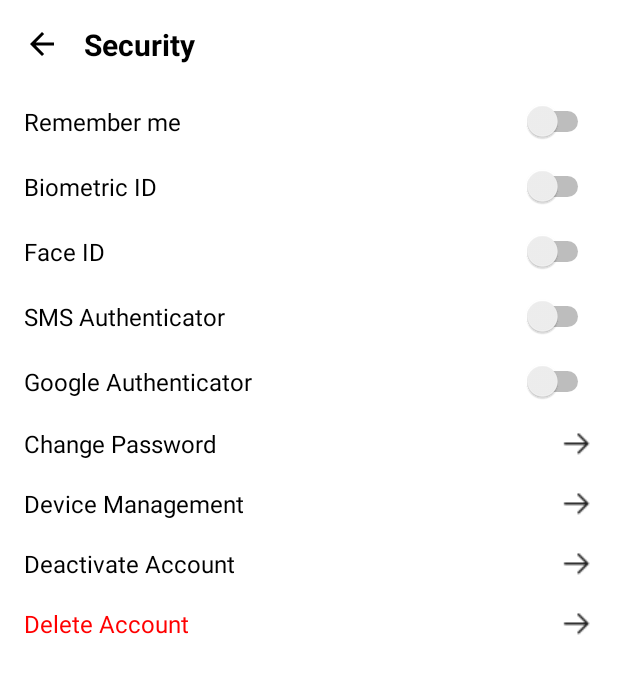
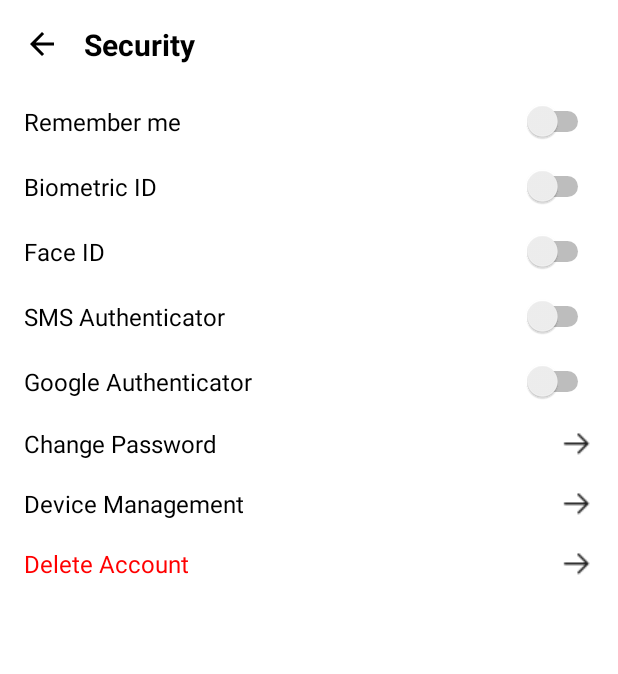
Before and after one commit to dthjnh/Expense-Splitting-Android-ASM3, an Android app: the AccountSecurityActivity screen opened directly, with no data from a screen before it, on a phone screen of 412 x 824 dp. Shown: the top 674 px of the screen. Run offline under Robolectric (Android 15) with nearby library versions, the phone set to English and light mode, and no system bars; our stand-ins replace Firebase (no records; nobody signed in at launch, a user with empty details on screens opened directly).

Commit message:
delete account function

```diff
--- a/app/src/main/java/com/example/expensesplitting/AccountInfo/AccountSecurityActivity.java
+++ b/app/src/main/java/com/example/expensesplitting/AccountInfo/AccountSecurityActivity.java
@@ -9,20 +9,29 @@ import android.widget.LinearLayout;
 import android.widget.Switch;
 import android.widget.Toast;
 
+import androidx.appcompat.app.AlertDialog;
 import androidx.appcompat.app.AppCompatActivity;
 
+import com.example.expensesplitting.Login.SignIn;
 import com.example.expensesplitting.R;
+import com.google.firebase.auth.FirebaseAuth;
+import com.google.firebase.firestore.FirebaseFirestore;
 
 public class AccountSecurityActivity extends AppCompatActivity {
 
     private Switch rememberMeSwitch, biometricIdSwitch, faceIdSwitch, smsAuthenticatorSwitch, googleAuthenticatorSwitch;
-    private LinearLayout changePasswordLayout, deviceManagementLayout, deactivateAccountLayout, deleteAccountLayout;
+    private LinearLayout changePasswordLayout, deviceManagementLayout, deleteAccountLayout;
     private SharedPreferences sharedPreferences;
+    private FirebaseAuth auth;
+    private FirebaseFirestore firestore;
 
     @Override
     protected void onCreate(Bundle savedInstanceState) {
         super.onCreate(savedInstanceState);
         setContentView(R.layout.activity_account_security);
+
+        firestore= FirebaseFirestore.getInstance();
+        auth = FirebaseAuth.getInstance();
 
         // Initialize SharedPreferences
         sharedPreferences = getSharedPreferences("LoginPrefs", MODE_PRIVATE);
@@ -37,7 +46,6 @@ public class AccountSecurityActivity extends AppCompatActivity {
         // Initialize Clickable Rows
         changePasswordLayout = findViewById(R.id.changePasswordLayout);
         deviceManagementLayout = findViewById(R.id.deviceManagementLayout);
-        deactivateAccountLayout = findViewById(R.id.deactivateAccountLayout);
         deleteAccountLayout = findViewById(R.id.deleteAccountLayout);
 
         // Restore "Remember Me" switch state
@@ -54,8 +62,7 @@ public class AccountSecurityActivity extends AppCompatActivity {
         // Set Click Listeners
         changePasswordLayout.setOnClickListener(v -> navigateToChangePassword());
         deviceManagementLayout.setOnClickListener(v -> navigateToDeviceManagement());
-        deactivateAccountLayout.setOnClickListener(v -> navigateToDeactivateAccount());
-        deleteAccountLayout.setOnClickListener(v -> navigateToDeleteAccount());
+        deleteAccountLayout.setOnClickListener(v -> confirmDeleteAccount());
     }
 
     private void onSwitchChanged(CompoundButton buttonView, boolean isChecked) {
@@ -88,16 +95,44 @@ public class AccountSecurityActivity extends AppCompatActivity {
          startActivity(new Intent(this, DeviceManagementActivity.class));
     }
 
-    private void navigateToDeactivateAccount() {
-        // Navigate to Deactivate Account Screen
-        Toast.makeText(this, "Navigate to Deactivate Account", Toast.LENGTH_SHORT).show();
-        // Example: startActivity(new Intent(this, DeactivateAccountActivity.class));
+    private void confirmDeleteAccount() {
+        AlertDialog.Builder builder = new AlertDialog.Builder(this);
+        builder.setTitle("Delete Account");
+        builder.setMessage("Are you sure you want to delete your account? This action cannot be undone.");
+
+        builder.setPositiveButton("Delete", (dialog, which) -> deleteAccount());
+        builder.setNegativeButton("Cancel", (dialog, which) -> dialog.dismiss());
+
+        AlertDialog dialog = builder.create();
+
+        // Show the dialog first to customize the button colors
+        dialog.show();
+
+        // Customize button colors
+        dialog.getButton(AlertDialog.BUTTON_POSITIVE).setTextColor(getResources().getColor(R.color.red));
+        dialog.getButton(AlertDialog.BUTTON_NEGATIVE).setTextColor(getResources().getColor(R.color.gray));
     }
 
-    private void navigateToDeleteAccount() {
-        // Navigate to Delete Account Screen
-        Toast.makeText(this, "Navigate to Delete Account", Toast.LENGTH_SHORT).show();
-        // Example: startActivity(new Intent(this, DeleteAccountActivity.class));
+    private void deleteAccount() {
+        if (auth.getCurrentUser() != null) {
+            String userId = auth.getCurrentUser().getUid();
+
+            // Delete user data from Firestore
+            firestore.collection("users").document(userId).delete()
+                    .addOnSuccessListener(aVoid -> {
+                        // Delete user from Firebase Authentication
+                        auth.getCurrentUser().delete()
+                                .addOnSuccessListener(aVoid1 -> {
+                                    Toast.makeText(this, "Account deleted successfully", Toast.LENGTH_SHORT).show();
+                                    startActivity(new Intent(this, SignIn.class));
+                                    finish();
+                                })
+                                .addOnFailureListener(e -> Toast.makeText(this, "Failed to delete account: " + e.getMessage(), Toast.LENGTH_SHORT).show());
+                    })
+                    .addOnFailureListener(e -> Toast.makeText(this, "Failed to delete user data: " + e.getMessage(), Toast.LENGTH_SHORT).show());
+        } else {
+            Toast.makeText(this, "No user is currently logged in", Toast.LENGTH_SHORT).show();
+        }
     }
 
     public void backtoUserProfile(android.view.View view) {
--- a/app/src/main/java/com/example/expensesplitting/Contacts/ContactDetailActivity.java
+++ b/app/src/main/java/com/example/expensesplitting/Contacts/ContactDetailActivity.java
@@ -1,7 +1,7 @@
 package com.example.expensesplitting.Contacts;
 
-import android.annotation.SuppressLint;
 import android.app.AlertDialog;
+import android.content.Intent;
 import android.os.Bundle;
 import android.view.View;
 import android.widget.Button;
@@ -80,7 +80,7 @@ public class ContactDetailActivity extends AppCompatActivity {
         btnRequest.setOnClickListener(v -> Toast.makeText(this, "Request clicked", Toast.LENGTH_SHORT).show());
 
         // Pay button
-        btnPay.setOnClickListener(v -> Toast.makeText(this, "Pay clicked", Toast.LENGTH_SHORT).show());
+       //btnPay.setOnClickListener(v -> startActivity(new Intent(this, AmountToPayActivity.class)));
 
     }
 
--- a/app/src/main/res/layout/activity_account_security.xml
+++ b/app/src/main/res/layout/activity_account_security.xml
@@ -213,33 +213,6 @@
                 android:src="@drawable/ic_arrow_right" />
         </LinearLayout>
 
-        <!-- Deactivate Account -->
-        <LinearLayout
-            android:id="@+id/deactivateAccountLayout"
-            android:layout_width="match_parent"
-            android:layout_height="wrap_content"
-            android:orientation="horizontal"
-            android:gravity="center_vertical"
-            android:paddingVertical="8dp"
-            android:clickable="true"
-            android:focusable="true">
-
-            <TextView
-                android:id="@+id/deactivateAccountLabel"
-                android:layout_width="0dp"
-                android:layout_height="wrap_content"
-                android:layout_weight="1"
-                android:text="Deactivate Account"
-                android:textSize="16sp"
-                android:textColor="#000000" />
-
-            <ImageView
-                android:id="@+id/deactivateAccountArrow"
-                android:layout_width="24dp"
-                android:layout_height="24dp"
-                android:src="@drawable/ic_arrow_right" />
-        </LinearLayout>
-
         <!-- Delete Account -->
         <LinearLayout
             android:id="@+id/deleteAccountLayout"
```
Also changed, not shown: app/src/main/AndroidManifest.xml (+5 -6 lines), app/src/main/java/com/example/expensesplitting/AccountInfo/AccountActivity.java (+0 -12 lines), app/src/main/java/com/example/expensesplitting/Contacts/ContactsActivity.java (+0 -9 lines).
